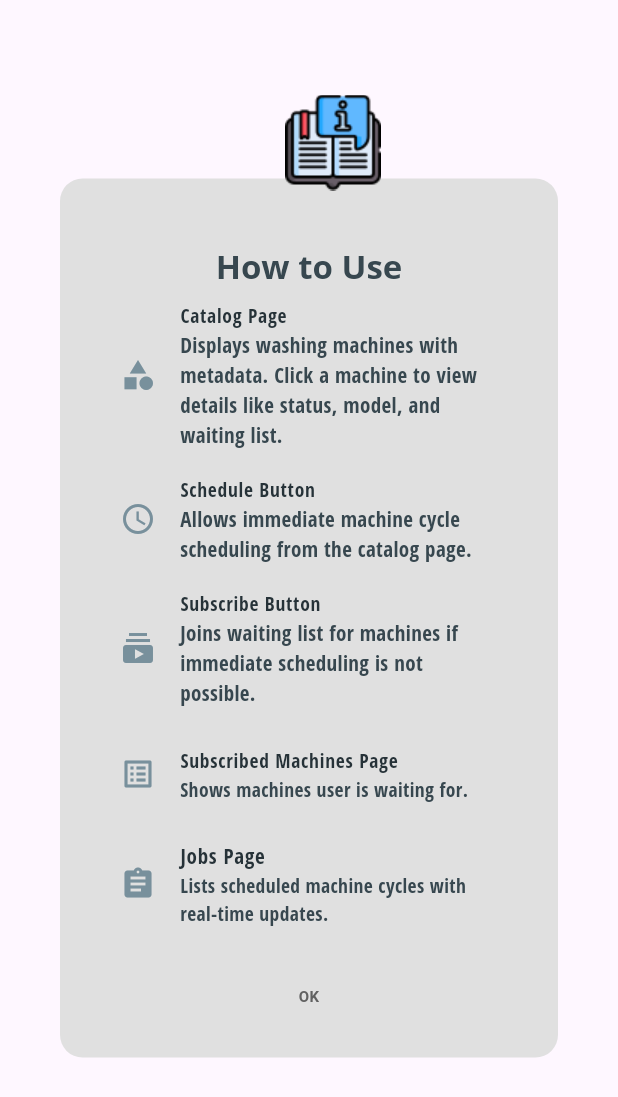
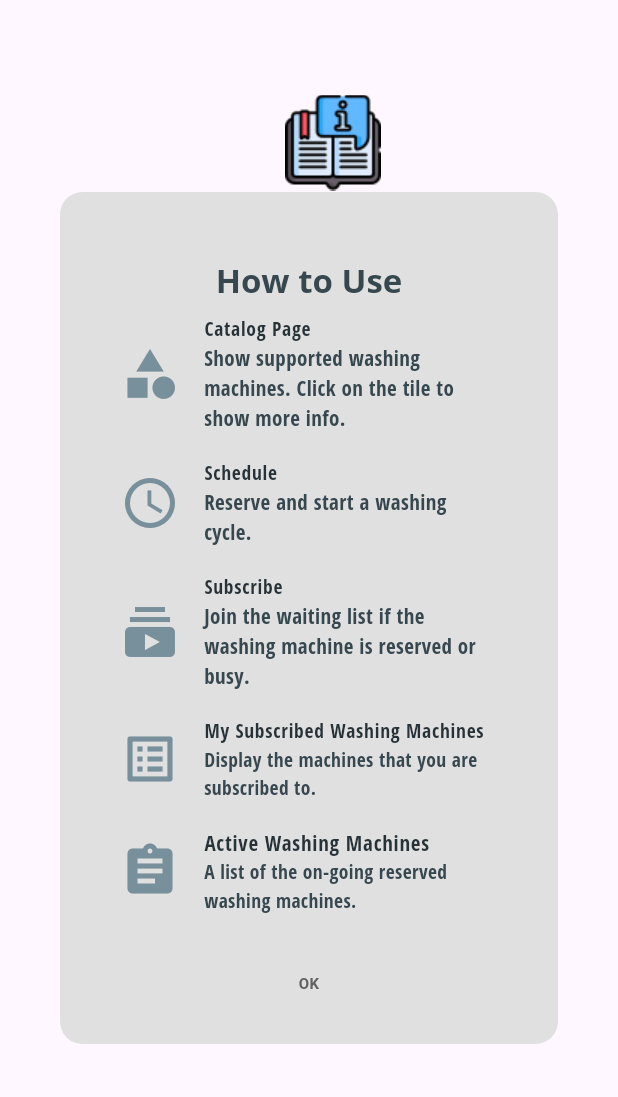
Before and after one commit to ffahoum/IOT-W2324-washing-machine-alert, a Flutter app: the InformationDialog widget shown alone on an empty page, opened directly, on a phone screen of 412 x 824 dp. Shown: the top 1097 px of the screen. Run offline on Flutter 3.47's test engine with Material 3 defaults, Android fonts, the phone set to English and light mode, and no system bars; our stand-ins replace connectivity, dropdown_button2, firebase_auth, firebase_core, firebase_database, firebase_messaging and 2 more; missing offline and left inert: flutter_timer_countdown; accounts and stored records are empty.

Commit message:
refine usage information on application

```diff
--- a/flutter_app/lib/components/information_dialog.dart
+++ b/flutter_app/lib/components/information_dialog.dart
@@ -33,16 +33,17 @@ class InformationDialog extends StatelessWidget {
             ),
           ),
           ListTile(
-            leading: Icon(Icons.category, color: Colors.blueGrey[400]),
+            leading: Icon(Icons.category, color: Colors.blueGrey[400], size: 40),
             title: Text(
               "Catalog Page",
               style: GoogleFonts.openSansCondensed(
                 fontSize: 13,
                 color: Colors.blueGrey[900],
+              fontWeight: FontWeight.bold,
               ),
             ),
             subtitle: Text(
-              "Displays washing machines with metadata. Click a machine to view details like status, model, and waiting list.",
+              "Show supported washing machines. Click on the tile to show more info.",
               style: GoogleFonts.openSansCondensed(
                 fontSize: 14,
                 color: Colors.blueGrey[800],
@@ -50,16 +51,17 @@ class InformationDialog extends StatelessWidget {
             ),
           ),
           ListTile(
-            leading: Icon(Icons.schedule, color: Colors.blueGrey[400]),
+            leading: Icon(Icons.schedule, color: Colors.blueGrey[400], size: 40),
             title: Text(
-              "Schedule Button",
+              "Schedule",
               style: GoogleFonts.openSansCondensed(
                 fontSize: 13,
                 color: Colors.blueGrey[900],
+                fontWeight: FontWeight.bold,
               ),
             ),
             subtitle: Text(
-              "Allows immediate machine cycle scheduling from the catalog page.",
+              "Reserve and start a washing cycle.",
               style: GoogleFonts.openSansCondensed(
                 fontSize: 14,
                 color: Colors.blueGrey[800],
@@ -67,16 +69,17 @@ class InformationDialog extends StatelessWidget {
             ),
           ),
           ListTile(
-            leading: Icon(Icons.subscriptions, color: Colors.blueGrey[400]),
+            leading: Icon(Icons.subscriptions, color: Colors.blueGrey[400], size: 40),
             title: Text(
-              "Subscribe Button",
+              "Subscribe",
               style: GoogleFonts.openSansCondensed(
                 fontSize: 13,
                 color: Colors.blueGrey[900],
+                fontWeight: FontWeight.bold,
               ),
             ),
             subtitle: Text(
-              "Joins waiting list for machines if immediate scheduling is not possible.",
+              "Join the waiting list if the washing machine is reserved or busy.",
               style: GoogleFonts.openSansCondensed(
                 fontSize: 14,
                 color: Colors.blueGrey[800],
@@ -84,16 +87,17 @@ class InformationDialog extends StatelessWidget {
             ),
           ),
           ListTile(
-            leading: Icon(Icons.list_alt, color: Colors.blueGrey[400]),
+            leading: Icon(Icons.list_alt, color: Colors.blueGrey[400], size: 40),
             title: Text(
-              "Subscribed Machines Page",
+              "My Subscribed Washing Machines",
               style: GoogleFonts.openSansCondensed(
                 fontSize: 13,
                 color: Colors.blueGrey[900],
+                fontWeight: FontWeight.bold,
               ),
             ),
             subtitle: Text(
-              "Shows machines user is waiting for.",
+              "Display the machines that you are subscribed to.",
               style: GoogleFonts.openSansCondensed(
                 fontSize: 13,
                 color: Colors.blueGrey[800],
@@ -101,16 +105,17 @@ class InformationDialog extends StatelessWidget {
             ),
           ),
           ListTile(
-            leading: Icon(Icons.assignment, color: Colors.blueGrey[400]),
+            leading: Icon(Icons.assignment, color: Colors.blueGrey[400], size: 40),
             title: Text(
-              "Jobs Page",
+              "Active Washing Machines",
               style: GoogleFonts.openSansCondensed(
                 fontSize: 14,
                 color: Colors.blueGrey[900],
+                fontWeight: FontWeight.bold,
               ),
             ),
             subtitle: Text(
-              "Lists scheduled machine cycles with real-time updates.",
+              "A list of the on-going reserved washing machines.",
               style: GoogleFonts.openSansCondensed(
                 fontSize: 13,
                 color: Colors.blueGrey[800],
```
